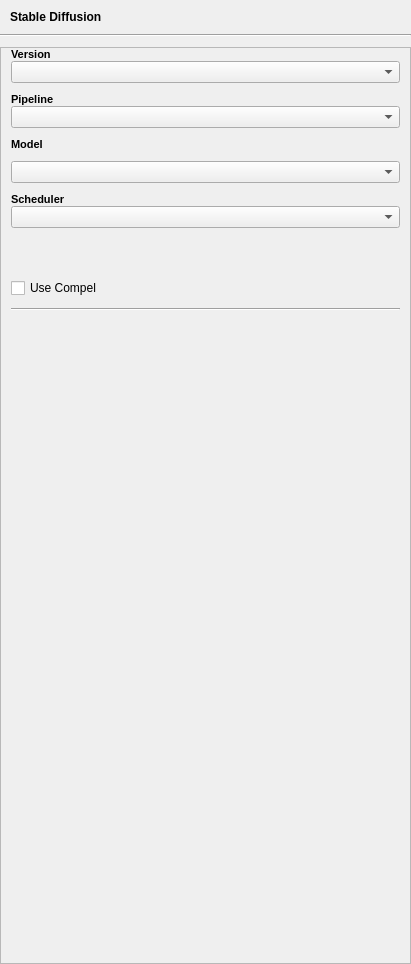
Before: the Qt Designer form src/airunner/widgets/stablediffusion/templates/stable_diffusion_settings.ui in Capsize-Games/airunner, drawn with Qt 5.
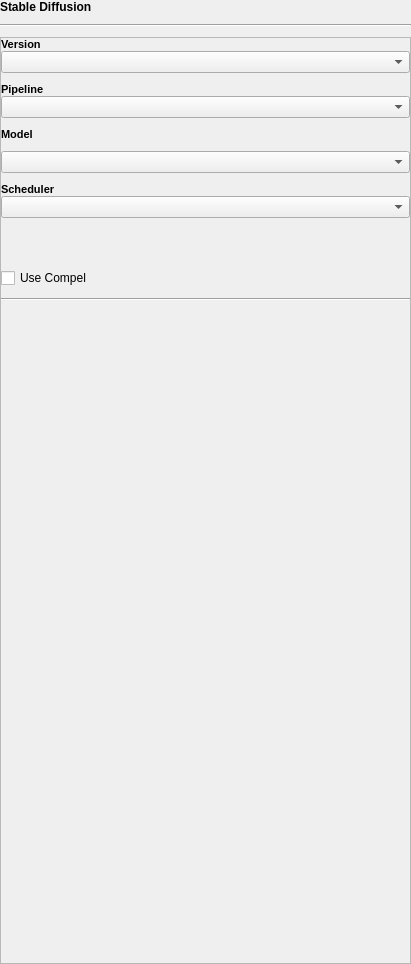
After: the same form once the commit is applied. Custom widgets are drawn as their Qt base class.

Patch:
```diff
--- a/src/airunner/widgets/stablediffusion/templates/stable_diffusion_settings.ui
+++ b/src/airunner/widgets/stablediffusion/templates/stable_diffusion_settings.ui
@@ -32,10 +32,32 @@
    <property name="bottomMargin">
     <number>0</number>
    </property>
+   <property name="horizontalSpacing">
+    <number>0</number>
+   </property>
    <property name="verticalSpacing">
     <number>10</number>
    </property>
-   <item row="3" column="0">
+   <item row="0" column="0">
+    <widget class="QLabel" name="label">
+     <property name="font">
+      <font>
+       <bold>true</bold>
+      </font>
+     </property>
+     <property name="text">
+      <string>Stable Diffusion</string>
+     </property>
+    </widget>
+   </item>
+   <item row="1" column="0">
+    <widget class="Line" name="line">
+     <property name="orientation">
+      <enum>Qt::Orientation::Horizontal</enum>
+     </property>
+    </widget>
+   </item>
+   <item row="2" column="0">
     <widget class="QScrollArea" name="scrollArea">
      <property name="widgetResizable">
       <bool>true</bool>
@@ -46,18 +68,18 @@
         <x>0</x>
         <y>0</y>
         <width>409</width>
-        <height>912</height>
+        <height>922</height>
        </rect>
       </property>
       <layout class="QGridLayout" name="gridLayout">
        <property name="leftMargin">
-        <number>10</number>
+        <number>0</number>
        </property>
        <property name="topMargin">
         <number>0</number>
        </property>
        <property name="rightMargin">
-        <number>10</number>
+        <number>0</number>
        </property>
        <property name="bottomMargin">
         <number>0</number>
@@ -478,49 +500,6 @@
      </widget>
     </widget>
    </item>
-   <item row="2" column="0">
-    <widget class="Line" name="line">
-     <property name="orientation">
-      <enum>Qt::Orientation::Horizontal</enum>
-     </property>
-    </widget>
-   </item>
-   <item row="1" column="0">
-    <widget class="QWidget" name="header" native="true">
-     <property name="minimumSize">
-      <size>
-       <width>0</width>
-       <height>0</height>
-      </size>
-     </property>
-     <layout class="QGridLayout" name="gridLayout_3">
-      <property name="leftMargin">
-       <number>10</number>
-      </property>
-      <property name="topMargin">
-       <number>10</number>
-      </property>
-      <property name="rightMargin">
-       <number>10</number>
-      </property>
-      <property name="bottomMargin">
-       <number>0</number>
-      </property>
-      <item row="1" column="0">
-       <widget class="QLabel" name="label">
-        <property name="font">
-         <font>
-          <bold>true</bold>
-         </font>
-        </property>
-        <property name="text">
-         <string>Stable Diffusion</string>
-        </property>
-       </widget>
-      </item>
-     </layout>
-    </widget>
-   </item>
   </layout>
  </widget>
  <customwidgets>
```
